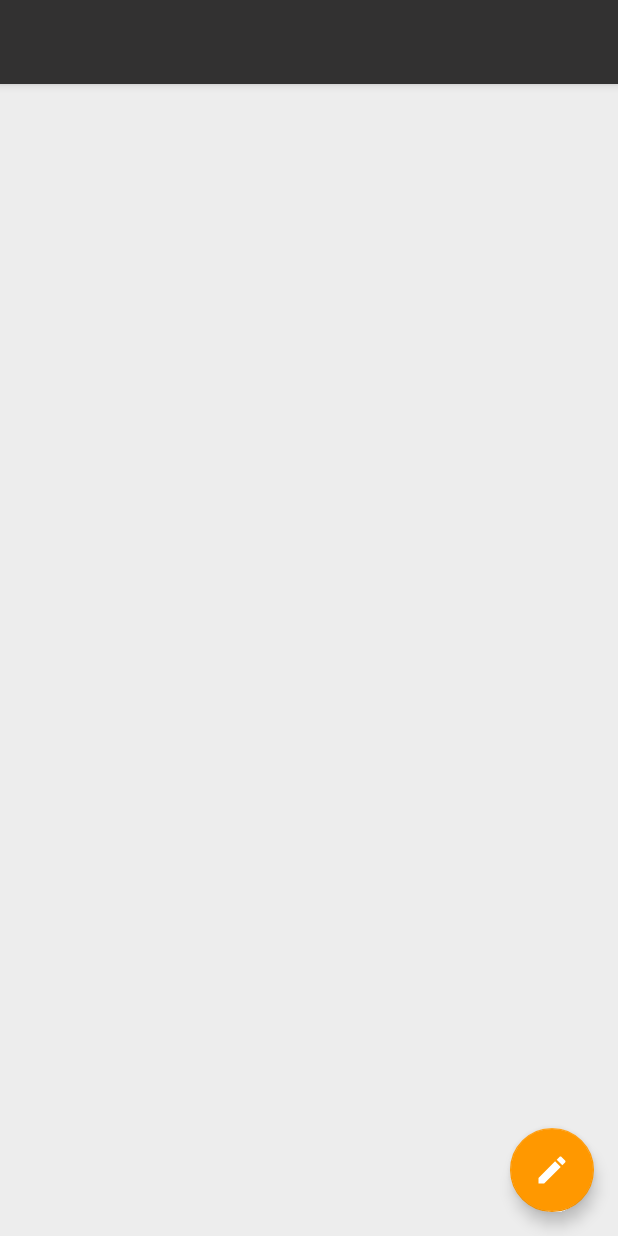
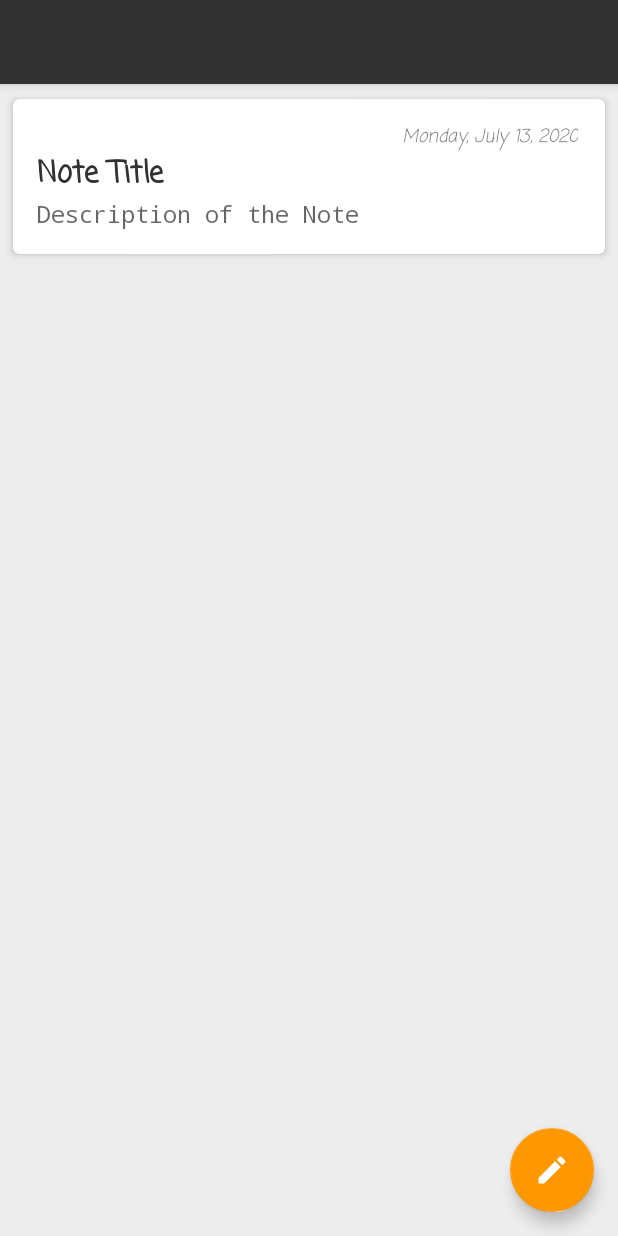
Before and after one commit to Ngonyoku/my.Notes, an Android app: the screen it shows after launch (NoteListActivity), on a phone screen of 412 x 824 dp. Run offline under Robolectric (Android 15) with nearby library versions, the phone set to English and light mode, and no system bars; our stand-ins replace Room's generated code.

Commit message:
Components Added

```diff
--- a/app/src/main/java/com/RickProjects/myNotes/NoteListActivity.java
+++ b/app/src/main/java/com/RickProjects/myNotes/NoteListActivity.java
@@ -6,11 +6,34 @@ import android.os.PersistableBundle;
 
 import androidx.annotation.Nullable;
 import androidx.appcompat.app.AppCompatActivity;
+import androidx.lifecycle.Observer;
+import androidx.lifecycle.ViewModelProvider;
+import androidx.recyclerview.widget.LinearLayoutManager;
+import androidx.recyclerview.widget.RecyclerView;
+
+import java.util.List;
 
 public class NoteListActivity extends AppCompatActivity {
+    private NoteViewModel mNoteViewModel;
+
     @Override
     protected void onCreate(@Nullable Bundle savedInstanceState) {
         super.onCreate(savedInstanceState);
         setContentView(R.layout.activity_main);
+
+        RecyclerView recyclerView = findViewById(R.id.recycler_note_list);
+        NoteListAdapter adapter = new NoteListAdapter();
+        mNoteViewModel = new ViewModelProvider(this).get(NoteViewModel.class);
+
+        recyclerView.setAdapter(adapter);
+        recyclerView.setHasFixedSize(true);
+        recyclerView.setLayoutManager(new LinearLayoutManager(this));
+
+        mNoteViewModel.getNotes().observe(this, new Observer<List<Note>>() {
+            @Override
+            public void onChanged(List<Note> notes) {
+                adapter.submitList(notes);
+            }
+        });
     }
 }
--- /dev/null
+++ b/app/src/main/java/com/RickProjects/myNotes/NoteListAdapter.java
@@ -0,0 +1,65 @@
+package com.RickProjects.myNotes;
+
+import android.view.LayoutInflater;
+import android.view.View;
+import android.view.ViewGroup;
+import android.widget.TextView;
+
+import androidx.annotation.NonNull;
+import androidx.recyclerview.widget.DiffUtil;
+import androidx.recyclerview.widget.ListAdapter;
+import androidx.recyclerview.widget.RecyclerView;
+
+public class NoteListAdapter extends ListAdapter<Note, NoteListAdapter.NoteListViewHolder> {
+    protected NoteListAdapter() {
+        super(DIFF_CALL_BACK);
+    }
+
+    private static final DiffUtil.ItemCallback<Note> DIFF_CALL_BACK = new DiffUtil.ItemCallback<Note>() {
+        @Override
+        public boolean areItemsTheSame(@NonNull Note oldItem, @NonNull Note newItem) {
+            return oldItem.getId() == newItem.getId();
+        }
+
+        @Override
+        public boolean areContentsTheSame(@NonNull Note oldItem, @NonNull Note newItem) {
+            return oldItem.getDateCreated().equals(newItem.getDateCreated())
+                    && oldItem.getDescription().equals(newItem.getDescription())
+                    && oldItem.getTitle().equals(newItem.getTitle());
+        }
+    };
+
+
+    @NonNull
+    @Override
+    public NoteListViewHolder onCreateViewHolder(@NonNull ViewGroup parent, int viewType) {
+        return new NoteListViewHolder(
+                LayoutInflater.from(parent.getContext())
+                        .inflate(R.layout.item_note_list, parent, false)
+        );
+    }
+
+    @Override
+    public void onBindViewHolder(@NonNull NoteListViewHolder holder, int position) {
+        Note currentNote = getItem(position);
+        holder.textViewTitle.setText(currentNote.getTitle());
+        holder.textViewDescription.setText(currentNote.getDescription());
+        holder.textViewDate.setText(currentNote.getDateCreated());
+    }
+
+    public Note getNoteAt(int position) {
+        return getItem(position);
+    }
+
+    class NoteListViewHolder extends RecyclerView.ViewHolder {
+        private TextView textViewTitle, textViewDescription, textViewDate;
+
+        public NoteListViewHolder(@NonNull View itemView) {
+            super(itemView);
+
+            textViewTitle = itemView.findViewById(R.id.textView_noteTitle);
+            textViewDescription = itemView.findViewById(R.id.textView_description);
+            textViewDate = itemView.findViewById(R.id.textView_date);
+        }
+    }
+}
--- a/app/src/main/res/layout/item_note_list.xml
+++ b/app/src/main/res/layout/item_note_list.xml
@@ -19,9 +19,13 @@
             android:layout_width="match_parent"
             android:layout_height="wrap_content"
             android:fontFamily="casual"
+            android:paddingStart="2dp"
+            android:paddingEnd="2dp"
             android:text="@string/date_created"
             android:textAlignment="textEnd"
-            android:textAllCaps="false" />
+            android:textAllCaps="false"
+            android:textSize="12sp"
+            android:textStyle="italic" />
 
         <TextView
             android:id="@+id/textView_noteTitle"
@@ -34,16 +38,18 @@
             android:textAllCaps="false"
             android:textAppearance="@style/TextAppearance.AppCompat.Large"
             android:textColor="@color/colorPrimary"
+            android:textSize="20sp"
             android:textStyle="bold" />
 
         <TextView
+            android:id="@+id/textView_description"
             android:layout_width="wrap_content"
             android:layout_height="wrap_content"
             android:fontFamily="monospace"
             android:maxLines="4"
             android:text="@string/note_description"
             android:textAppearance="@style/TextAppearance.AppCompat.Medium"
-            android:textStyle="italic" />
+            android:textSize="16dp" />
     </LinearLayout>
 
 </androidx.cardview.widget.CardView>
```
